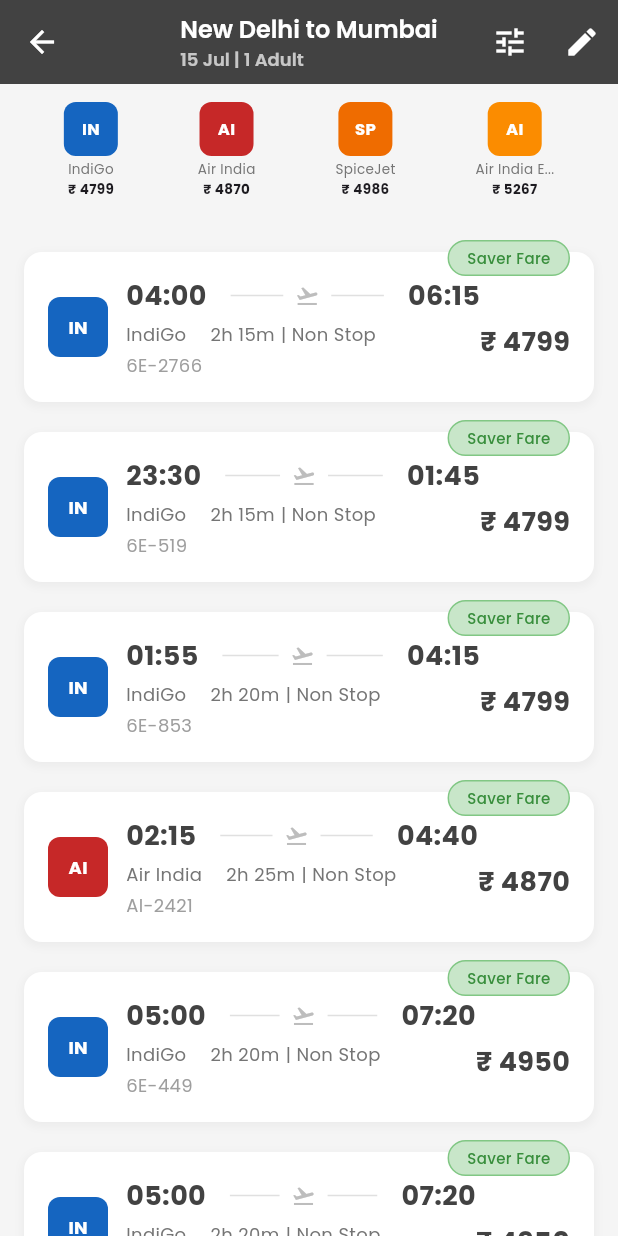
After one commit to mishraadityan09/flightmojoclone, a Flutter app: the FlightSearchResultsScreen screen opened by its route, on a phone screen of 412 x 824 dp. The commit adds this screen. Run offline on Flutter 3.47's test engine with Material 3 defaults, Android fonts, the phone set to English and light mode, and no system bars; our stand-ins replace flutter_svg, go_router, google_fonts.

Commit message:
text-color-changed

```diff
--- a/lib/core/router/app_router.dart
+++ b/lib/core/router/app_router.dart
@@ -1,4 +1,5 @@
 import 'package:flightmojo/feature/search/presentation/pages/search.dart';
+import 'package:flightmojo/feature/searchResult/presentation/pages/search_result.dart';
 import 'package:flutter/material.dart';
 import 'package:flightmojo/feature/home/presentaion/pages/home_page.dart';
 import 'package:flightmojo/feature/main/presentation/pages/main_page.dart';
@@ -59,8 +60,8 @@
       GoRoute(
         path: AppRoutes.flightResults,
         builder: (context, state) {
-          final extra = state.extra as Map<String, dynamic>?;
-          return FlightResultsPage(searchParams: extra?['searchParams']);
+          // final extra = state.extra as Map<String, dynamic>?;
+          return FlightSearchResultsScreen();
         },
       ),
 
--- a/lib/core/router/app_routes.dart
+++ b/lib/core/router/app_routes.dart
@@ -8,6 +8,7 @@
   static const String search = '/search';
   static const String bookings = '/bookings';
   static const String profile = '/profile';
+
 
   // Feature routes
   static const String flightSearch = '/flight-search';
--- a/lib/feature/home/presentaion/pages/home_page.dart
+++ b/lib/feature/home/presentaion/pages/home_page.dart
@@ -412,11 +412,29 @@
           onTap: () async {
             // Handle date selection
             final DateTime? picked = await showDatePicker(
-              context: context,
-              initialDate: DateTime.now(),
-              firstDate: DateTime.now(),
-              lastDate: DateTime.now().add(const Duration(days: 365)),
-            );
+  context: context,
+  initialDate: DateTime.now(),
+  firstDate: DateTime.now(),
+  lastDate: DateTime.now().add(const Duration(days: 365)),
+  builder: (context, child) {
+    return Theme(
+      data: Theme.of(context).copyWith(
+        colorScheme: ColorScheme.light(
+          primary: Theme.of(context).primaryColor, // header background
+          onPrimary: Colors.white, // header text color
+          onSurface: Colors.black, // body text color
+        ),
+        textButtonTheme: TextButtonThemeData(
+          style: TextButton.styleFrom(
+            foregroundColor: Theme.of(context).primaryColor, // button text
+          ),
+        ),
+      ),
+      child: child!,
+    );
+  },
+);
+
             if (picked != null) {
               setState(() {
                 if (label == 'Departure') {
@@ -539,7 +557,7 @@
                                     // Navigator.pop(context);
                                   }
                                 : null,
-                            icon: const Icon(Icons.remove),
+                            icon: const Icon(Icons.remove,color: Colors.grey,),
                           ),
                           Text('$tempPassengers', style: GoogleFonts.poppins()),
                           IconButton(
@@ -551,7 +569,7 @@
                                     // Navigator.pop(context);
                                   }
                                 : null,
-                            icon: const Icon(Icons.add),
+                            icon: const Icon(Icons.add,color: Colors.grey,),
                           ),
                         ],
                       ),
--- a/lib/feature/search/presentation/pages/search.dart
+++ b/lib/feature/search/presentation/pages/search.dart
@@ -53,7 +53,7 @@
               child: Row(
                 children: [
                   IconButton(
-                    icon: const Icon(Icons.arrow_back),
+                    icon: const Icon(Icons.arrow_back,color: Colors.grey,),
                     onPressed: () => context.pop(),
                   ),
                   Expanded(
@@ -63,7 +63,8 @@
                       onChanged: _onSearchChanged,
                       decoration: InputDecoration(
                         hintText: widget.hint,
-                        prefixIcon: const Icon(Icons.search),
+                        hintStyle: TextStyle(color: Colors.grey),
+                        prefixIcon: const Icon(Icons.search,color: Colors.grey,),
                         filled: true,
                         fillColor: Colors.white,
                         border: OutlineInputBorder(
@@ -92,10 +93,10 @@
                   return Padding(
                     padding:EdgeInsetsGeometry.fromLTRB(32, 0, 0, 0),
                     child: ListTile(
-                      leading: const Icon(Icons.location_city),
+                      leading: const Icon(Icons.location_city,color: Colors.grey,),
                       title: Text(
                         city,
-                        style: GoogleFonts.poppins(fontSize: 16),
+                        style: GoogleFonts.poppins(fontSize: 16,color: Colors.grey),
                       ),
                       onTap: () {
                         context.pop(city); // Send result back
--- /dev/null
+++ b/lib/feature/searchResult/presentation/pages/search_result.dart
@@ -0,0 +1,435 @@
+import 'package:flutter/material.dart';
+
+class FlightSearchResultsScreen extends StatelessWidget {
+  final String fromCity;
+  final String toCity;
+  final String date;
+  final String passengers;
+
+  const FlightSearchResultsScreen({
+    Key? key,
+    this.fromCity = "New Delhi",
+    this.toCity = "Mumbai",
+    this.date = "15 Jul",
+    this.passengers = "1 Adult",
+  }) : super(key: key);
+
+  @override
+  Widget build(BuildContext context) {
+    return Scaffold(
+      backgroundColor: Colors.grey[100],
+      appBar: AppBar(
+        backgroundColor: Colors.grey[800],
+        leading: IconButton(
+          icon: Icon(Icons.arrow_back, color: Colors.white),
+          onPressed: () => Navigator.pop(context),
+        ),
+        title: Column(
+          crossAxisAlignment: CrossAxisAlignment.start,
+          children: [
+            Text(
+              '$fromCity to $toCity',
+              style: TextStyle(color: Colors.white, fontSize: 16),
+            ),
+            Text(
+              '$date | $passengers',
+              style: TextStyle(color: Colors.white70, fontSize: 12),
+            ),
+          ],
+        ),
+        actions: [
+          IconButton(
+            icon: Icon(Icons.tune, color: Colors.white),
+            onPressed: () {
+              // Add filter functionality
+            },
+          ),
+          IconButton(
+            icon: Icon(Icons.edit, color: Colors.white),
+            onPressed: () {
+              // Add edit search functionality
+            },
+          ),
+        ],
+      ),
+      body: Column(
+        children: [
+          // Top airline options bar
+          Container(
+            padding: EdgeInsets.symmetric(horizontal: 16, vertical: 12),
+            child: Row(
+              mainAxisAlignment: MainAxisAlignment.spaceAround,
+              children: [
+                _buildAirlineOption('IndiGo', '₹ 4799', Colors.blue[800]!),
+                _buildAirlineOption('Air India', '₹ 4870', Colors.red[800]!),
+                _buildAirlineOption('SpiceJet', '₹ 4986', Colors.orange[800]!),
+                _buildAirlineOption('Air India E...', '₹ 5267', Colors.orange[600]!),
+              ],
+            ),
+          ),
+
+          // Flight results list
+          Expanded(
+            child: ListView(
+              padding: EdgeInsets.all(16),
+              children: [
+                _buildFlightCard(
+                  airline: 'IndiGo',
+                  flightNumber: '6E-2766',
+                  departureTime: '04:00',
+                  arrivalTime: '06:15',
+                  duration: '2h 15m',
+                  price: '₹ 4799',
+                  airlineLogo: Colors.blue[800]!,
+                  onTap: () {
+                    // Handle flight selection
+                    _handleFlightSelection(context, '6E-2766');
+                  },
+                ),
+                SizedBox(height: 12),
+                _buildFlightCard(
+                  airline: 'IndiGo',
+                  flightNumber: '6E-519',
+                  departureTime: '23:30',
+                  arrivalTime: '01:45',
+                  duration: '2h 15m',
+                  price: '₹ 4799',
+                  airlineLogo: Colors.blue[800]!,
+                  onTap: () {
+                    _handleFlightSelection(context, '6E-519');
+                  },
+                ),
+                SizedBox(height: 12),
+                _buildFlightCard(
+                  airline: 'IndiGo',
+                  flightNumber: '6E-853',
+                  departureTime: '01:55',
+                  arrivalTime: '04:15',
+                  duration: '2h 20m',
+                  price: '₹ 4799',
+                  airlineLogo: Colors.blue[800]!,
+                  onTap: () {
+                    _handleFlightSelection(context, '6E-853');
+                  },
+                ),
+                SizedBox(height: 12),
+                _buildFlightCard(
+                  airline: 'Air India',
+                  flightNumber: 'AI-2421',
+                  departureTime: '02:15',
+                  arrivalTime: '04:40',
+                  duration: '2h 25m',
+                  price: '₹ 4870',
+                  airlineLogo: Colors.red[800]!,
+                  onTap: () {
+                    _handleFlightSelection(context, 'AI-2421');
+                  },
+                ),
+                SizedBox(height: 12),
+                _buildFlightCard(
+                  airline: 'IndiGo',
+                  flightNumber: '6E-449',
+                  departureTime: '05:00',
+                  arrivalTime: '07:20',
+                  duration: '2h 20m',
+                  price: '₹ 4950',
+                  airlineLogo: Colors.blue[800]!,
+                  onTap: () {
+                    _handleFlightSelection(context, '6E-449');
+                  },
+                ),
+                  SizedBox(height: 12),
+                _buildFlightCard(
+                  airline: 'IndiGo',
+                  flightNumber: '6E-449',
+                  departureTime: '05:00',
+                  arrivalTime: '07:20',
+                  duration: '2h 20m',
+                  price: '₹ 4950',
+                  airlineLogo: Colors.blue[800]!,
+                  onTap: () {
+                    _handleFlightSelection(context, '6E-449');
+                  },
+                ),
+                  SizedBox(height: 12),
+                _buildFlightCard(
+                  airline: 'IndiGo',
+                  flightNumber: '6E-449',
+                  departureTime: '05:00',
+                  arrivalTime: '07:20',
+                  duration: '2h 20m',
+                  price: '₹ 4950',
+                  airlineLogo: Colors.blue[800]!,
+                  onTap: () {
+                    _handleFlightSelection(context, '6E-449');
+                  },
+                ),
+                  SizedBox(height: 12),
+                _buildFlightCard(
+                  airline: 'IndiGo',
+                  flightNumber: '6E-449',
+                  departureTime: '05:00',
+                  arrivalTime: '07:20',
+                  duration: '2h 20m',
+                  price: '₹ 4950',
+                  airlineLogo: Colors.blue[800]!,
+                  onTap: () {
+                    _handleFlightSelection(context, '6E-449');
+                  },
+                ),
+                  SizedBox(height: 12),
+                _buildFlightCard(
+                  airline: 'IndiGo',
+                  flightNumber: '6E-449',
+                  departureTime: '05:00',
+                  arrivalTime: '07:20',
+                  duration: '2h 20m',
+                  price: '₹ 4950',
+                  airlineLogo: Colors.blue[800]!,
+                  onTap: () {
+                    _handleFlightSelection(context, '6E-449');
+                  },
+                ),
+              ],
+            ),
+          ),
+        ],
+      ),
+    );
+  }
+
+  Widget _buildAirlineOption(String airline, String price, Color color) {
+    return GestureDetector(
+      onTap: () {
+        // Handle airline filter
+      },
+      child: Column(
+        mainAxisSize: MainAxisSize.min,
+        children: [
+          Container(
+            width: 36,
+            height: 36,
+            decoration: BoxDecoration(
+              color: color,
+              borderRadius: BorderRadius.circular(8),
+            ),
+            child: Center(
+              child: Text(
+                airline.substring(0, 2).toUpperCase(),
+                style: TextStyle(
+                  color: Colors.white,
+                  fontSize: 11,
+                  fontWeight: FontWeight.bold,
+                ),
+              ),
+            ),
+          ),
+          SizedBox(height: 2),
+          Text(
+            airline,
+            style: TextStyle(fontSize: 9, color: Colors.grey[600]),
+            overflow: TextOverflow.ellipsis,
+            maxLines: 1,
+          ),
+          Text(
+            price,
+            style: TextStyle(fontSize: 9, fontWeight: FontWeight.bold),
+            maxLines: 1,
+          ),
+        ],
+      ),
+    );
+  }
+
+  Widget _buildFlightCard({
+    required String airline,
+    required String flightNumber,
+    required String departureTime,
+    required String arrivalTime,
+    required String duration,
+    required String price,
+    required Color airlineLogo,
+    required VoidCallback onTap,
+  }) {
+    return GestureDetector(
+      onTap: onTap,
+      child: Stack(
+        children: [
+          Container(
+            padding: EdgeInsets.all(16),
+            margin: EdgeInsets.only(top: 8), // Add margin to accommodate the badge
+            decoration: BoxDecoration(
+              color: Colors.white,
+              borderRadius: BorderRadius.circular(12),
+              boxShadow: [
+                BoxShadow(
+                  color: Colors.grey.withOpacity(0.1),
+                  spreadRadius: 1,
+                  blurRadius: 4,
+                  offset: Offset(0, 2),
+                ),
+              ],
+            ),
+            child: Row(
+              children: [
+                // Airline logo
+                Container(
+                  width: 40,
+                  height: 40,
+                  decoration: BoxDecoration(
+                    color: airlineLogo,
+                    borderRadius: BorderRadius.circular(8),
+                  ),
+                  child: Center(
+                    child: Text(
+                      airline.substring(0, 2).toUpperCase(),
+                      style: TextStyle(
+                        color: Colors.white,
+                        fontSize: 12,
+                        fontWeight: FontWeight.bold,
+                      ),
+                    ),
+                  ),
+                ),
+                SizedBox(width: 12),
+
+                // Flight details
+                Expanded(
+                  child: Column(
+                    crossAxisAlignment: CrossAxisAlignment.start,
+                    children: [
+                      Row(
+                        children: [
+                          Text(
+                            departureTime,
+                            style: TextStyle(
+                              fontSize: 18,
+                              fontWeight: FontWeight.bold,
+                              color: Colors.grey[800],
+                            ),
+                          ),
+                          SizedBox(width: 8),
+                          Expanded(
+                            child: Container(
+                              height: 1,
+                              color: Colors.grey[300],
+                              margin: EdgeInsets.symmetric(horizontal: 8),
+                            ),
+                          ),
+                          Icon(
+                            Icons.flight_takeoff,
+                            size: 16,
+                            color: Colors.grey[400],
+                          ),
+                          Expanded(
+                            child: Container(
+                              height: 1,
+                              color: Colors.grey[300],
+                              margin: EdgeInsets.symmetric(horizontal: 8),
+                            ),
+                          ),
+                          SizedBox(width: 8),
+                          Text(
+                            arrivalTime,
+                            style: TextStyle(
+                              fontSize: 18,
+                              fontWeight: FontWeight.bold,
+                              color: Colors.grey[800],
+                            ),
+                          ),
+                        ],
+                      ),
+                      SizedBox(height: 4),
+                      Row(
+                        children: [
+                          Text(
+                            airline,
+                            style: TextStyle(
+                              fontSize: 12,
+                              color: Colors.grey[600],
+                            ),
+                          ),
+                          SizedBox(width: 16),
+                          Text(
+                            duration,
+                            style: TextStyle(
+                              fontSize: 12,
+                              color: Colors.grey[600],
+                            ),
+                          ),
+                          SizedBox(width: 4),
+                          Text(
+                            '| Non Stop',
+                            style: TextStyle(
+                              fontSize: 12,
+                              color: Colors.grey[600],
+                            ),
+                          ),
+                        ],
+                      ),
+                      SizedBox(height: 4),
+                      Text(
+                        flightNumber,
+                        style: TextStyle(
+                          fontSize: 12,
+                          color: Colors.grey[500],
+                        ),
+                      ),
+                    ],
+                  ),
+                ),
+
+                // Price
+                Column(
+                  mainAxisAlignment: MainAxisAlignment.start,
+                  mainAxisSize: MainAxisSize.min,
+                  crossAxisAlignment: CrossAxisAlignment.end,
+                  children: [
+                    SizedBox(height: 20), // Space for the badge
+                    Text(
+                      price,
+                      style: TextStyle(
+                        fontSize: 18,
+                        fontWeight: FontWeight.bold,
+                        color: Colors.grey[800],
+                      ),
+                    ),
+                  ],
+                ),
+              ],
+            ),
+          ),
+
+          // Saver Fare badge positioned at top-right border
+          Positioned(
+            top: 0,
+            right: 16,
+            child: Container(
+              padding: EdgeInsets.symmetric(horizontal: 12, vertical: 4),
+              decoration: BoxDecoration(
+                color: Colors.green[100],
+                borderRadius: BorderRadius.circular(12),
+                border: Border.all(color: Colors.green[300]!),
+              ),
+              child: Text(
+                'Saver Fare',
+                style: TextStyle(
+                  color: Colors.green[700],
+                  fontSize: 10,
+                  fontWeight: FontWeight.w500,
+                ),
+              ),
+            ),
+          ),
+        ],
+      ),
+    );
+  }
+
+  void _handleFlightSelection(BuildContext context, String flightNumber) {
+    // Handle flight selection - you can navigate to booking page or show details
+    print('Selected flight: $flightNumber');
+    // Example: Navigate to booking page
+    // Navigator.push(context, MaterialPageRoute(builder: (context) => BookingPage()));
+  }
+}
```
